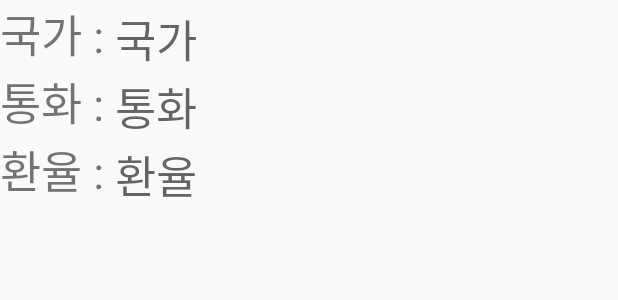
After one commit to jjangdol06/MyExchange_finalproject, an Android app: the layout map_dialog.xml on its own in the app's theme, with its tools: preview values and no code run, on a phone screen of 412 x 824 dp. The commit adds this screen. Shown: the top 300 px of the screen. Run offline under Robolectric (Android 15) with nearby library versions, the phone set to English and light mode, and no system bars.

Commit message:
19.06.17 commit

```diff
--- a/app/build.gradle
+++ b/app/build.gradle
@@ -25,4 +25,9 @@ dependencies {
     testImplementation 'junit:junit:4.12'
     androidTestImplementation 'com.android.support.test:runner:1.0.2'
     androidTestImplementation 'com.android.support.test.espresso:espresso-core:3.0.2'
+    implementation group: project.KAKAO_SDK_GROUP, name: 'usermgmt',
+            version: project.KAKAO_SDK_VERSION
+    //구글맵을 위해 추가한 부분
+    implementation 'com.google.android.gms:play-services-location:16.0.0'
+    implementation 'com.google.android.gms:play-services-maps:16.0.0'
 }
--- /dev/null
+++ b/app/src/main/res/layout/map_dialog.xml
@@ -0,0 +1,54 @@
+<?xml version="1.0" encoding="utf-8"?>
+<LinearLayout xmlns:android="http://schemas.android.com/apk/res/android"
+    android:layout_width="match_parent"
+    android:layout_height="match_parent"
+    android:orientation="vertical" >
+    <LinearLayout
+        android:layout_width="match_parent"
+        android:layout_height="wrap_content">
+        <TextView
+            android:layout_width="wrap_content"
+            android:layout_height="wrap_content"
+            android:text="국가 : "
+            android:textSize="30dp" />
+        <TextView
+            android:id="@+id/d_country"
+            android:layout_width="match_parent"
+            android:layout_height="wrap_content"
+            android:hint="국가"
+            android:textSize="30dp" />
+    </LinearLayout>
+
+    <LinearLayout
+        android:layout_width="match_parent"
+        android:layout_height="wrap_content">
+        <TextView
+            android:layout_width="wrap_content"
+            android:layout_height="wrap_content"
+            android:text="통화 : "
+            android:textSize="30dp" />
+        <TextView
+            android:id="@+id/d_currency"
+            android:layout_width="match_parent"
+            android:layout_height="wrap_content"
+            android:hint="통화"
+            android:textSize="30dp" />
+    </LinearLayout>
+
+    <LinearLayout
+        android:layout_width="match_parent"
+        android:layout_height="wrap_content">
+        <TextView
+            android:layout_width="wrap_content"
+            android:layout_height="wrap_content"
+            android:text="환율 : "
+            android:textSize="30dp" />
+        <TextView
+            android:id="@+id/d_rate"
+            android:layout_width="match_parent"
+            android:layout_height="wrap_content"
+            android:hint="환율"
+            android:textSize="30dp" />
+    </LinearLayout>
+
+</LinearLayout>
--- a/app/src/main/res/values/strings.xml
+++ b/app/src/main/res/values/strings.xml
@@ -1,3 +1,4 @@
 <resources>
     <string name="app_name">MyExchange</string>
+    <string name="kakao_app_key">4aafbffe8646c61ee28a61568d10a3a3</string>
 </resources>
--- a/build.gradle
+++ b/build.gradle
@@ -10,6 +10,7 @@ buildscript {
         classpath 'com.android.tools.build:gradle:3.2.0'
 
 
+
         // NOTE: Do not place your application dependencies here; they belong
         // in the individual module build.gradle files
     }
@@ -19,6 +20,10 @@ allprojects {
     repositories {
         google()
         jcenter()
+
+        //kakao
+        mavenCentral()
+        maven { url 'http://devrepo.kakao.com:8088/nexus/content/groups/public/'}
     }
 }
 
--- a/gradle.properties
+++ b/gradle.properties
@@ -11,3 +11,5 @@ org.gradle.jvmargs=-Xmx1536m
 # This option should only be used with decoupled projects. More details, visit
 # http://www.gradle.org/docs/current/userguide/multi_project_builds.html#sec:decoupled_projects
 # org.gradle.parallel=true
+KAKAO_SDK_GROUP=com.kakao.sdk
+KAKAO_SDK_VERSION=1.1.7
```
Also changed, not shown: app/src/main/AndroidManifest.xml (+22 -1 lines), app/src/main/java/com/cookandroid/myexchange/GlobalApplication.java (added, +33 -0 lines), app/src/main/java/com/cookandroid/myexchange/KakaoSDKAdapter.java (added, +65 -0 lines), app/src/main/java/com/cookandroid/myexchange/MainActivity.java (+94 -27 lines), app/src/main/res/drawable/ic_attach_money_black_24dp.xml (added, +9 -0 lines), app/src/main/res/drawable/ic_beach_access_black_24dp.xml (added, +9 -0 lines), app/src/main/res/layout/activity_main.xml (+37 -66 lines).
